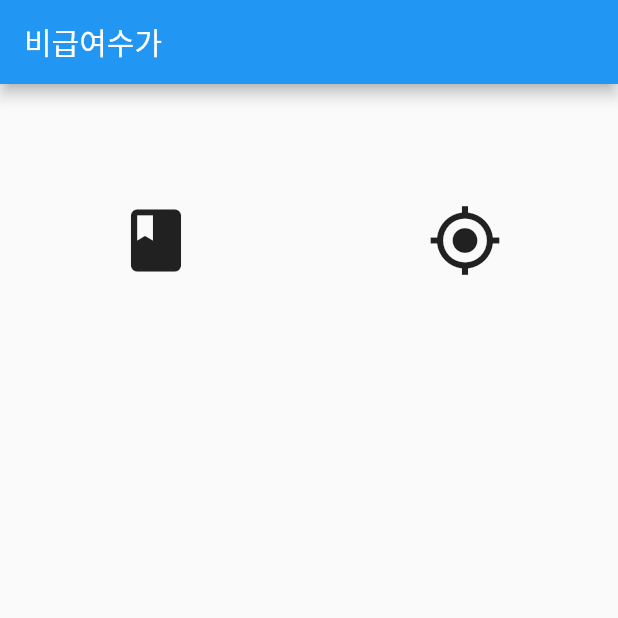
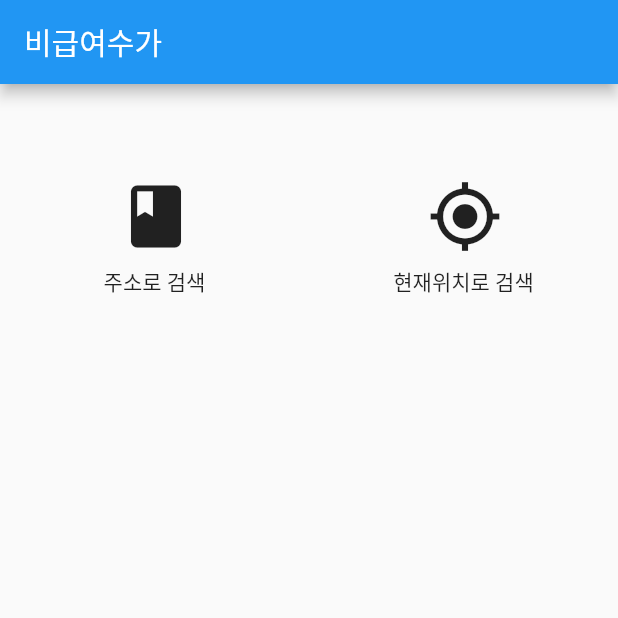
Before and after one commit to kisun66/non-reimbursement-front, a Flutter app: the screen it shows after launch, on a phone screen of 412 x 824 dp, the top half of it. Run offline on Flutter 3.47's test engine with Material 2 defaults, Android fonts, the phone set to English and light mode, and no system bars; our stand-ins replace flutter_spinkit, geolocator; missing offline and left inert: kakaomap_webview, kpostal, xml2json.

Commit message:
1. 메인페이지 버튼 하단 버튼설명 추가

```diff
--- a/lib/widget/findAddress.dart
+++ b/lib/widget/findAddress.dart
@@ -18,7 +18,10 @@ class _findAdressState extends State<FindAddress> {
 
   @override
   Widget build(BuildContext context) {
-    return IconButton(
+    return Column(
+      mainAxisAlignment: MainAxisAlignment.center,
+      children: [
+        IconButton(
           padding: EdgeInsets.all(0.0), // 기본 padding 제거
           icon: Icon(Icons.book, size: 50), // 50 이상으로 설정 시 오른쪽으로 넘어감
           onPressed: () async {
@@ -55,6 +58,10 @@ class _findAdressState extends State<FindAddress> {
               }
             }
           },
+        ),
+        SizedBox(height: 10),
+        Text('주소로 검색')
+      ]
     );
   }
 }
--- a/lib/widget/findMyGps.dart
+++ b/lib/widget/findMyGps.dart
@@ -14,7 +14,10 @@ class FindMyGps extends StatefulWidget {
 class _FindMyGpsState extends State<FindMyGps> {
   @override
   Widget build(BuildContext context) {
-    return IconButton(
+    return Column(
+      mainAxisAlignment: MainAxisAlignment.center,
+      children: [
+        IconButton(
           padding: EdgeInsets.all(0),
           icon: Icon(Icons.gps_fixed, size: 50),
           onPressed: () async {
@@ -51,6 +54,10 @@ class _FindMyGpsState extends State<FindMyGps> {
                 )
             );
           }
+        ),
+        SizedBox(height: 10),
+        Text('현재위치로 검색')
+      ],
     );
   }
 }
```
Lines whose indentation alone changed are shown as unchanged.
